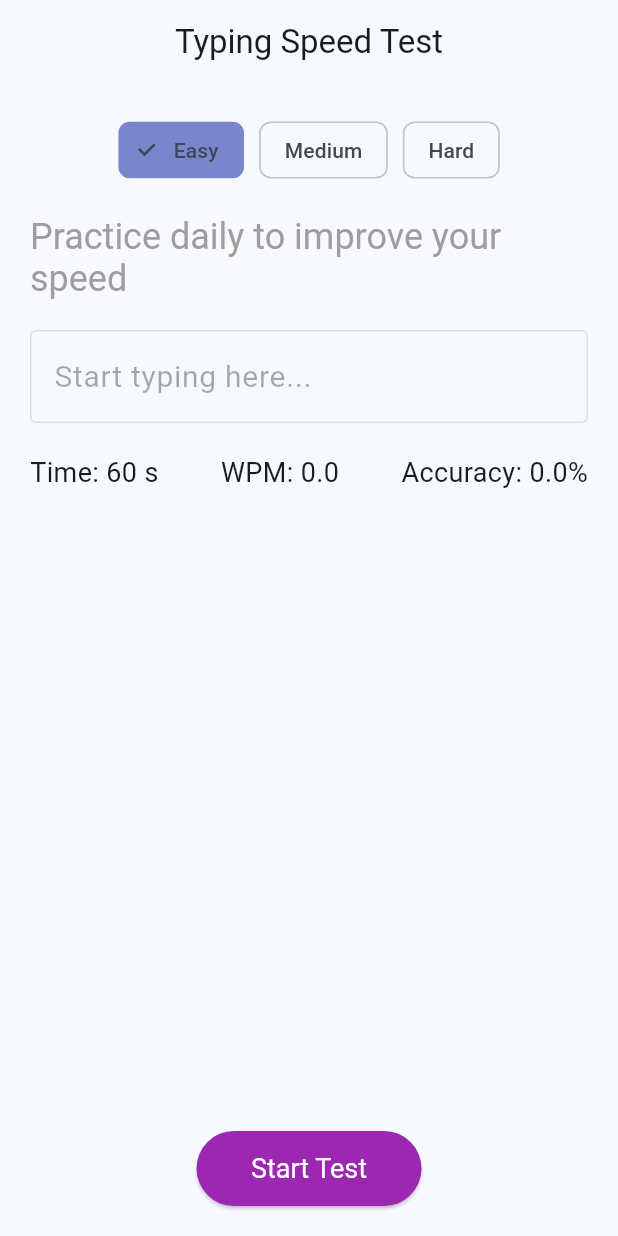
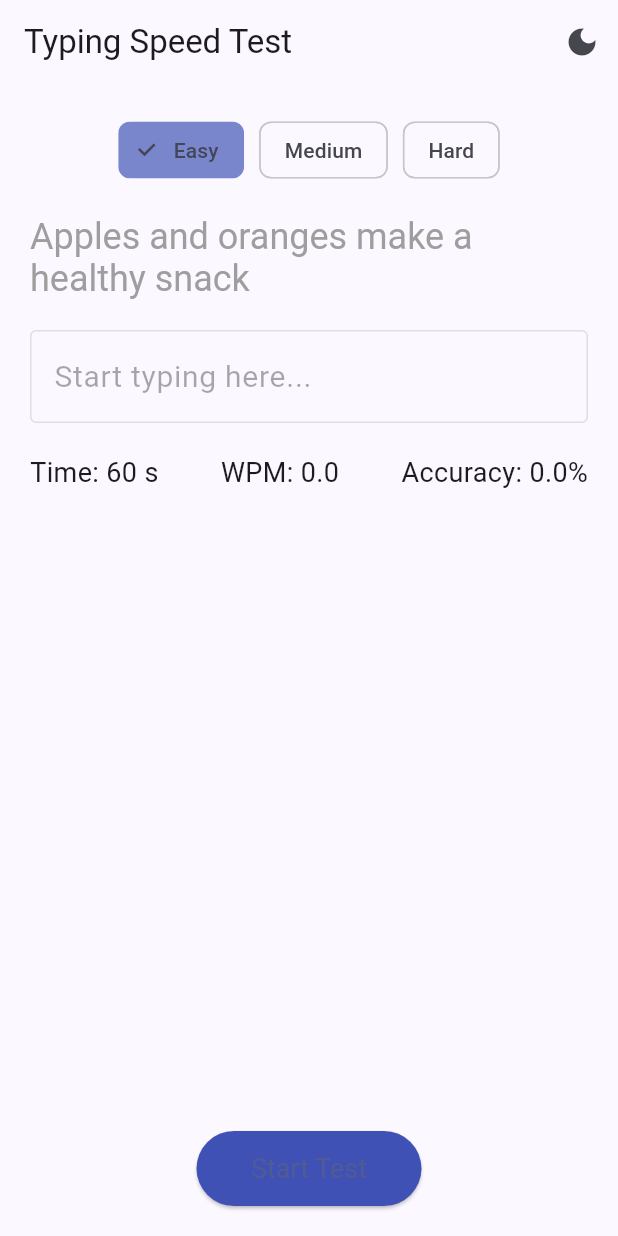
Before and after one commit to Ahmad-Elhajj-04/keyboard_typing, a Flutter app: the screen it shows after launch, on a phone screen of 412 x 824 dp. Run offline on Flutter 3.47's test engine with Material 3 defaults, Android fonts, the phone set to English and light mode, and no system bars.

Commit message:
added a dark mode button

```diff
--- a/lib/main.dart
+++ b/lib/main.dart
@@ -6,8 +6,24 @@ void main() {
   runApp(const TypingSpeedTestApp());
 }
 
-class TypingSpeedTestApp extends StatelessWidget {
+class TypingSpeedTestApp extends StatefulWidget {
   const TypingSpeedTestApp({super.key});
+  @override
+  State<TypingSpeedTestApp> createState() => _TypingSpeedTestAppState();
+}
+
+class _TypingSpeedTestAppState extends State<TypingSpeedTestApp> {
+  ThemeMode _themeMode = ThemeMode.system;
+
+  void _toggleTheme() {
+    setState(() {
+      if (_themeMode == ThemeMode.light) {
+        _themeMode = ThemeMode.dark;
+      } else {
+        _themeMode = ThemeMode.light;
+      }
+    });
+  }
 
   @override
   Widget build(BuildContext context) {
@@ -15,9 +31,19 @@ class TypingSpeedTestApp extends StatelessWidget {
       title: 'Typing Speed Test',
       theme: ThemeData(
         useMaterial3: true,
-        colorSchemeSeed: Colors.blue,
+        colorSchemeSeed: Colors.indigo,
+        brightness: Brightness.light,
       ),
-      home: const TypingTestPage(),
+      darkTheme: ThemeData(
+        useMaterial3: true,
+        colorSchemeSeed: Colors.indigo,
+        brightness: Brightness.dark,
+      ),
+      themeMode: _themeMode, // Uses the current mode.
+      home: TypingTestPage(
+        onToggleTheme: _toggleTheme,
+        isDarkMode: _themeMode == ThemeMode.dark,
+      ),
     );
   }
 }
@@ -25,7 +51,13 @@ class TypingSpeedTestApp extends StatelessWidget {
 enum Difficulty { easy, medium, hard }
 
 class TypingTestPage extends StatefulWidget {
-  const TypingTestPage({super.key});
+  final VoidCallback onToggleTheme;
+  final bool isDarkMode;
+  const TypingTestPage({
+    super.key,
+    required this.onToggleTheme,
+    required this.isDarkMode,
+  });
 
   @override
   _TypingTestPageState createState() => _TypingTestPageState();
@@ -34,6 +66,7 @@ class TypingTestPage extends StatefulWidget {
 class _TypingTestPageState extends State<TypingTestPage> {
   final Map<Difficulty, List<String>> _sentences = {
     Difficulty.easy: [
+      "The quick brown fox jumps over the lazy dog",
       "Flutter makes beautiful apps for mobile",
       "Typing fast is fun and useful",
       "Practice daily to improve your speed",
@@ -72,6 +105,11 @@ class _TypingTestPageState extends State<TypingTestPage> {
       "Technical jargon and complex sentences push your limits",
       "Rapid shifts in case and punctuation test attention and skill",
       "Sustained focus is essential for peak typing performance",
+      "Seemingly insignificant errors can dramatically affect one's overall accuracy score",
+      "A comprehensive understanding of keyboard layouts facilitates efficiency",
+      "Peripheral vision and ergonomic hand placement minimize fatigue and maximize results",
+      "Ambidextrous typists effortlessly alternate between keys for enhanced performance",
+      "Analytical skills are honed through persistent, mindful engagement in challenging content",
     ],
   };
 
@@ -254,7 +292,13 @@ class _TypingTestPageState extends State<TypingTestPage> {
     return Scaffold(
       appBar: AppBar(
         title: const Text('Typing Speed Test'),
-        centerTitle: true,
+        actions: [
+          IconButton(
+            icon: Icon(widget.isDarkMode ? Icons.light_mode : Icons.dark_mode),
+            tooltip: widget.isDarkMode ? "Switch to Light Mode" : "Switch to Dark Mode",
+            onPressed: widget.onToggleTheme,
+          ),
+        ],
       ),
       body: Padding(
         padding: const EdgeInsets.all(20),
@@ -295,10 +339,9 @@ class _TypingTestPageState extends State<TypingTestPage> {
                 onPressed: _isRunning ? _stopTest : _startTest,
                 child: Text(_isRunning ? 'Finish Test' : 'Start Test'),
                 style: ElevatedButton.styleFrom(
-                  backgroundColor: Colors.purple,
+                  backgroundColor: Colors.indigo,
                   minimumSize: const Size(150, 50),
                   textStyle: const TextStyle(fontSize: 18),
-                  foregroundColor: Colors.white,
                 ),
               ),
             ),
```
Lines whose indentation alone changed are shown as unchanged.
